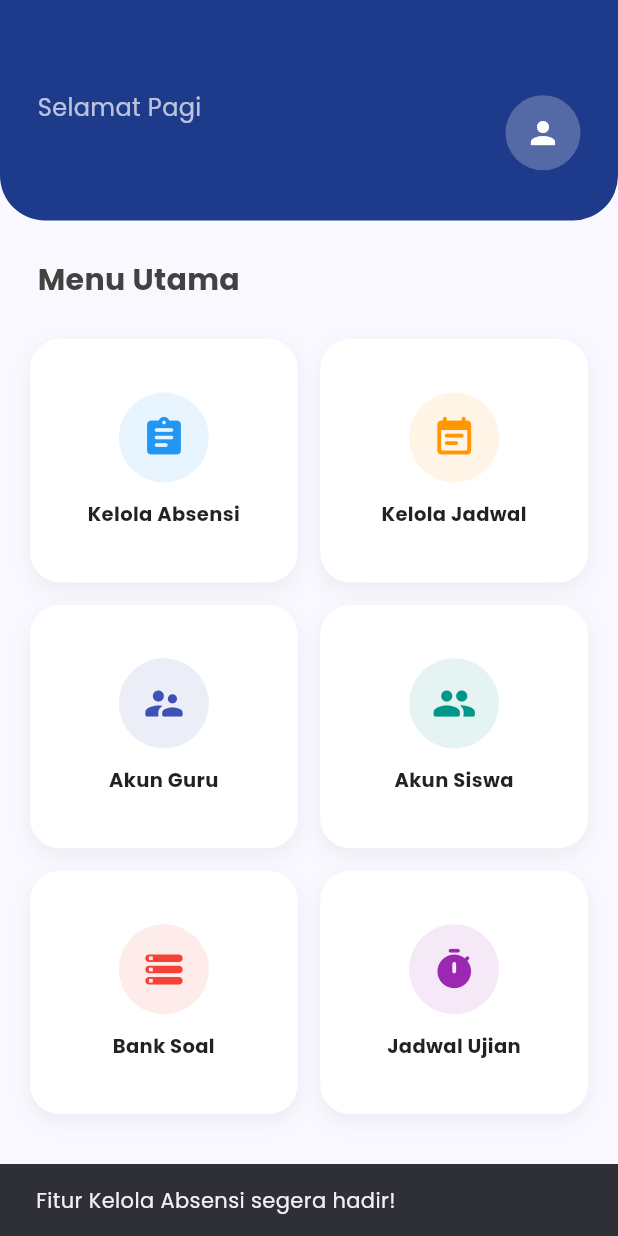
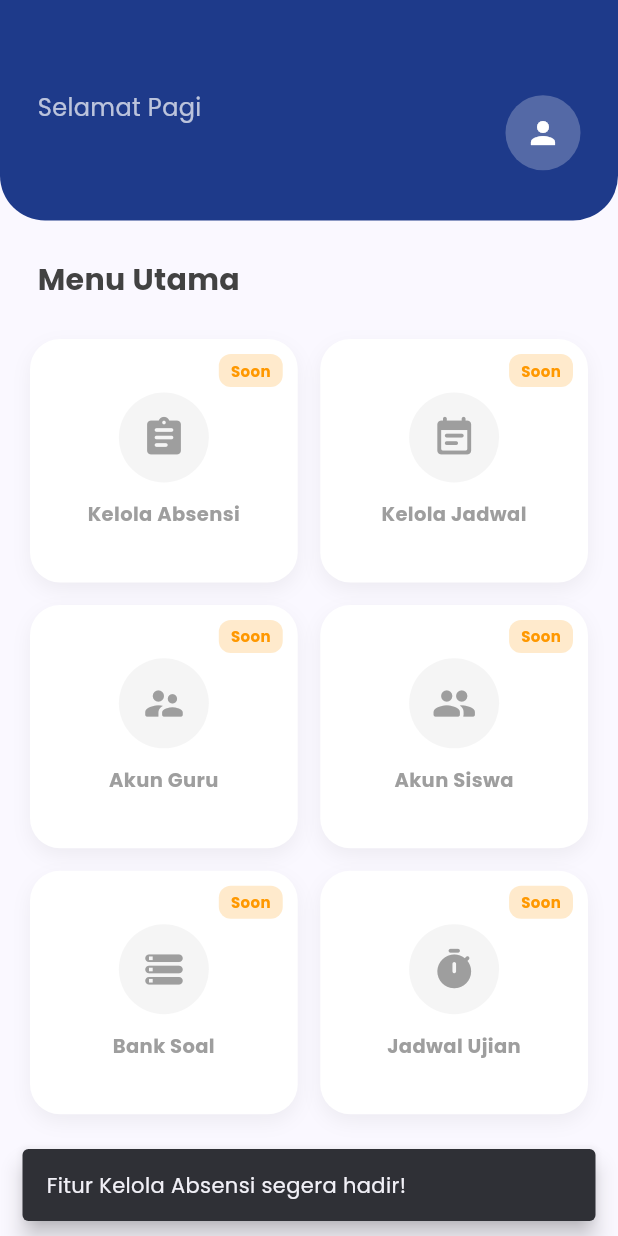
Before and after one commit to Danielwidia/Absen, a Flutter app: the HomeContent screen opened directly with empty values, after a tap on "Kelola Absensi", on a phone screen of 412 x 824 dp. Run offline on Flutter 3.47's test engine with Material 3 defaults, Android fonts, the phone set to English and light mode, and no system bars; our stand-ins replace geolocator, google_fonts, local_auth, shared_preferences, supabase_flutter; missing offline and left inert: local_auth_android, local_auth_darwin; accounts and stored records are empty.

Commit message:
Add files via upload

```diff
--- a/lib/screens/main_screen.dart
+++ b/lib/screens/main_screen.dart
@@ -136,13 +136,17 @@ class HomeContent extends StatelessWidget {
           SliverToBoxAdapter(
             child: Padding(
               padding: const EdgeInsets.all(25.0),
-              child: Text(
+              child: Row(
+                children: [
+                  Text(
                     'Menu Utama',
                     style: TextStyle(
                       fontSize: 20,
                       fontWeight: FontWeight.bold,
                       color: Colors.grey[800],
                     ),
+                  ),
+                ],
               ),
             ),
           ),
@@ -207,6 +211,8 @@ class HomeContent extends StatelessWidget {
   }
 
   Widget _buildMenuCard(BuildContext context, String title, IconData icon, Color color, Widget? destination) {
+    bool isComingSoon = destination == null;
+
     return Container(
       decoration: BoxDecoration(
         color: Colors.white,
@@ -219,43 +225,79 @@ class HomeContent extends StatelessWidget {
           ),
         ],
       ),
-      child: Material(
+      child: Stack(
+        children: [
+          Material(
             color: Colors.transparent,
             child: InkWell(
               onTap: () {
-            if (destination != null) {
-              Navigator.push(context, MaterialPageRoute(builder: (_) => destination));
+                if (!isComingSoon) {
+                  Navigator.push(context, MaterialPageRoute(builder: (_) => destination!));
                 } else {
                   ScaffoldMessenger.of(context).showSnackBar(
-                SnackBar(content: Text('Fitur $title segera hadir!')),
+                    SnackBar(
+                      content: Text('Fitur $title segera hadir!'),
+                      behavior: SnackBarBehavior.floating,
+                    ),
                   );
                 }
               },
               borderRadius: BorderRadius.circular(20),
+              child: Center(
                 child: Column(
                   mainAxisAlignment: MainAxisAlignment.center,
                   children: [
                     Container(
                       padding: const EdgeInsets.all(15),
                       decoration: BoxDecoration(
-                  color: color.withOpacity(0.1),
+                        color: isComingSoon ? Colors.grey.withOpacity(0.1) : color.withOpacity(0.1),
                         shape: BoxShape.circle,
                       ),
-                child: Icon(icon, color: color, size: 30),
+                      child: Icon(
+                        icon,
+                        color: isComingSoon ? Colors.grey : color,
+                        size: 30,
+                      ),
                     ),
                     const SizedBox(height: 12),
-              Text(
+                    Padding(
+                      padding: const EdgeInsets.symmetric(horizontal: 8),
+                      child: Text(
                         title,
                         textAlign: TextAlign.center,
-                style: const TextStyle(
+                        style: TextStyle(
                           fontWeight: FontWeight.bold,
                           fontSize: 13,
-                  color: Colors.black87,
+                          color: isComingSoon ? Colors.grey : Colors.black87,
+                        ),
                       ),
                     ),
                   ],
                 ),
               ),
+            ),
+          ),
+          if (isComingSoon)
+            Positioned(
+              top: 10,
+              right: 10,
+              child: Container(
+                padding: const EdgeInsets.symmetric(horizontal: 8, vertical: 4),
+                decoration: BoxDecoration(
+                  color: Colors.orange.withOpacity(0.2),
+                  borderRadius: BorderRadius.circular(8),
+                ),
+                child: const Text(
+                  'Soon',
+                  style: TextStyle(
+                    color: Colors.orange,
+                    fontSize: 10,
+                    fontWeight: FontWeight.bold,
+                  ),
+                ),
+              ),
+            ),
+        ],
       ),
     );
   }
```
Lines whose indentation alone changed are shown as unchanged.
